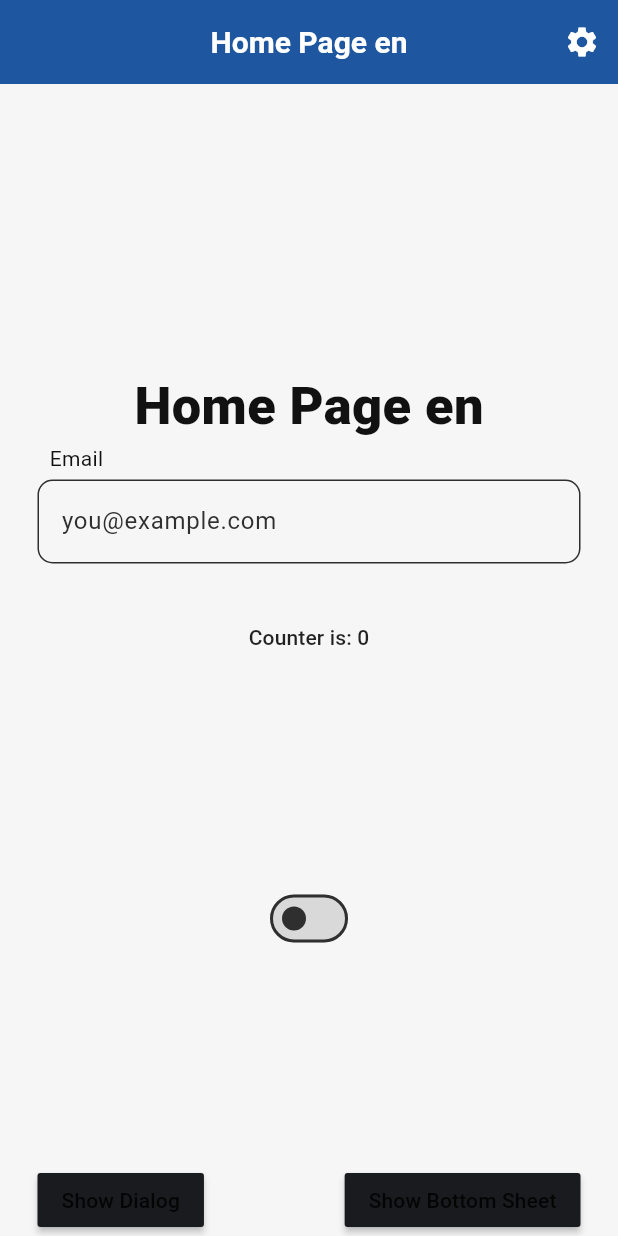
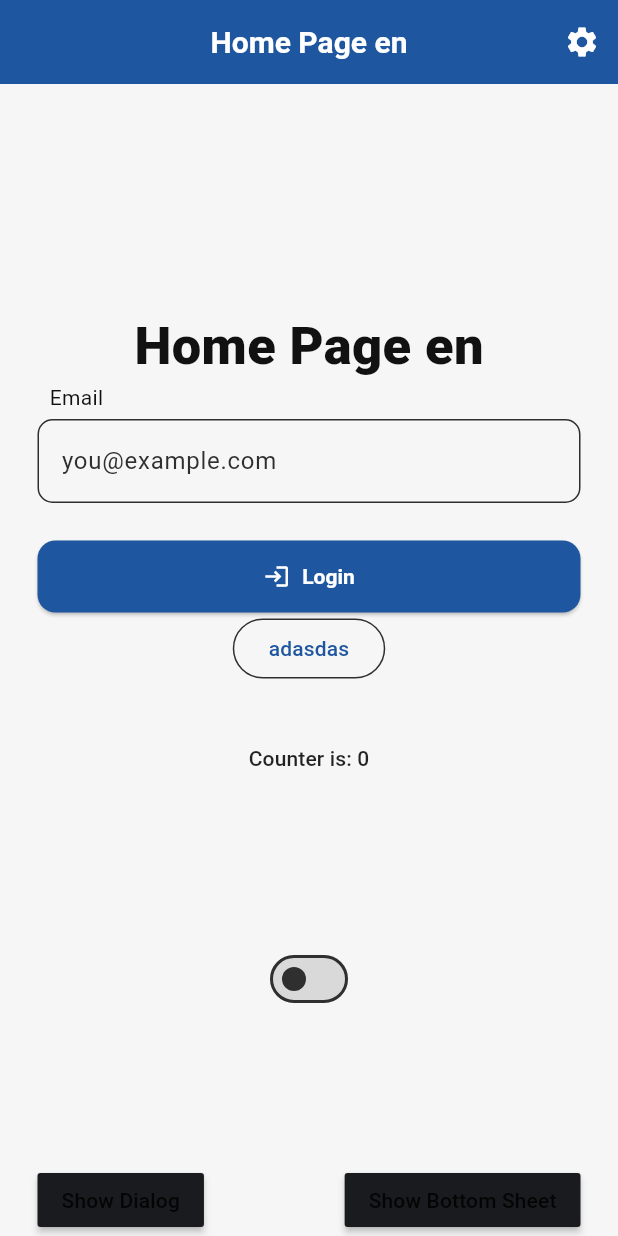
Before and after one commit to tusharrk/flutter-boilerplate, a Flutter app: the screen it shows after launch, on a phone screen of 412 x 824 dp. Run offline on Flutter 3.47's test engine with Material 3 defaults, Android fonts, the phone set to English and light mode, and no system bars; our stand-ins replace cached_network_image, dio, easy_localization, freezed_annotation, get, get_storage and 6 more; generated files the repository leaves out were written again.

Commit message:
added appbutton

```diff
--- a/lib/core/theme/custom_color_scheme.dart
+++ b/lib/core/theme/custom_color_scheme.dart
@@ -48,7 +48,7 @@ final class CustomColorScheme {
     brightness: Brightness.dark,
     // Light Blue as primary for dark theme
     primary: AppColors.lightBlue,
-    onPrimary: AppColors.black,
+    onPrimary: AppColors.white,
     primaryContainer: AppColors.vibrantBlue,
     onPrimaryContainer: AppColors.white,
     // Rich Blue as secondary
--- a/lib/core/theme/custom_dark_theme.dart
+++ b/lib/core/theme/custom_dark_theme.dart
@@ -36,13 +36,34 @@ final class CustomDarkTheme implements CustomTheme {
 
   @override
   ElevatedButtonThemeData get elevatedButtonThemeData =>
-      const ElevatedButtonThemeData();
+      ElevatedButtonThemeData(
+        style: ElevatedButton.styleFrom(
+          backgroundColor: CustomColorScheme.darkColorScheme.primary,
+          foregroundColor: CustomColorScheme.darkColorScheme.onPrimary,
+          textStyle: const TextStyle(fontWeight: FontWeight.w600),
+        ),
+      );
 
   @override
   IconThemeData get iconThemeData => const IconThemeData();
 
   @override
-  TextButtonThemeData get textButtonThemeData => const TextButtonThemeData();
+  TextButtonThemeData get textButtonThemeData => TextButtonThemeData(
+        style: TextButton.styleFrom(
+          foregroundColor: CustomColorScheme.darkColorScheme.primary,
+          textStyle: const TextStyle(fontWeight: FontWeight.w600),
+        ),
+      );
+
+  @override
+  OutlinedButtonThemeData get outlinedButtonThemeData =>
+      OutlinedButtonThemeData(
+        style: OutlinedButton.styleFrom(
+          backgroundColor: CustomColorScheme.darkColorScheme.primary,
+          foregroundColor: CustomColorScheme.darkColorScheme.onPrimary,
+          textStyle: const TextStyle(fontWeight: FontWeight.w600),
+        ),
+      );
 
   @override
   TextTheme get textTheme => const TextTheme();
--- a/lib/core/theme/custom_light_theme.dart
+++ b/lib/core/theme/custom_light_theme.dart
@@ -43,13 +43,34 @@ final class CustomLightTheme implements CustomTheme {
 
   @override
   ElevatedButtonThemeData get elevatedButtonThemeData =>
-      const ElevatedButtonThemeData();
+      ElevatedButtonThemeData(
+        style: ElevatedButton.styleFrom(
+          backgroundColor: CustomColorScheme.lightColorScheme.primary,
+          foregroundColor: CustomColorScheme.lightColorScheme.onPrimary,
+          textStyle: const TextStyle(fontWeight: FontWeight.w600),
+        ),
+      );
 
   @override
   IconThemeData get iconThemeData => const IconThemeData();
 
   @override
-  TextButtonThemeData get textButtonThemeData => const TextButtonThemeData();
+  TextButtonThemeData get textButtonThemeData => TextButtonThemeData(
+        style: TextButton.styleFrom(
+          foregroundColor: CustomColorScheme.lightColorScheme.primary,
+          textStyle: const TextStyle(fontWeight: FontWeight.w600),
+        ),
+      );
+
+  @override
+  OutlinedButtonThemeData get outlinedButtonThemeData =>
+      OutlinedButtonThemeData(
+        style: OutlinedButton.styleFrom(
+          backgroundColor: CustomColorScheme.lightColorScheme.primary,
+          foregroundColor: CustomColorScheme.lightColorScheme.onPrimary,
+          textStyle: const TextStyle(fontWeight: FontWeight.w600),
+        ),
+      );
 
   @override
   TextTheme get textTheme => GoogleFonts.robotoTextTheme(
--- a/lib/core/theme/custom_theme.dart
+++ b/lib/core/theme/custom_theme.dart
@@ -8,6 +8,8 @@ abstract class CustomTheme {
   ElevatedButtonThemeData get elevatedButtonThemeData =>
       const ElevatedButtonThemeData();
   TextButtonThemeData get textButtonThemeData => const TextButtonThemeData();
+  OutlinedButtonThemeData get outlinedButtonThemeData =>
+      const OutlinedButtonThemeData();
   CardThemeData get cardThemeData => const CardThemeData();
   TextTheme get textTheme => const TextTheme();
   IconThemeData get iconThemeData => const IconThemeData();
--- /dev/null
+++ b/lib/ui/components/widgets/base/app_button.dart
@@ -0,0 +1,114 @@
+import 'package:flutter/material.dart';
+
+enum AppButtonType { elevated, outlined, text }
+
+enum AppButtonSize { small, medium, large }
+
+class AppButton extends StatelessWidget {
+  final String label;
+  final VoidCallback? onPressed;
+  final bool isBusy;
+  final bool isEnabled;
+  final bool fullWidth;
+  final Widget? icon;
+  final AppButtonType type;
+  final AppButtonSize size;
+  final ButtonStyle? customStyle;
+
+  const AppButton({
+    super.key,
+    required this.label,
+    required this.onPressed,
+    this.isBusy = false,
+    this.isEnabled = true,
+    this.fullWidth = true,
+    this.icon,
+    this.type = AppButtonType.elevated,
+    this.size = AppButtonSize.medium,
+    this.customStyle,
+  });
+
+  double getButtonHeight() {
+    switch (size) {
+      case AppButtonSize.small:
+        return 36;
+      case AppButtonSize.large:
+        return 56;
+      case AppButtonSize.medium:
+        return 48;
+    }
+  }
+
+  ButtonStyle getDefaultStyle(BuildContext context) {
+    final height = getButtonHeight();
+
+    final style = ButtonStyle(
+      minimumSize: WidgetStateProperty.all(Size.fromHeight(height)),
+      shape: WidgetStateProperty.all(
+        RoundedRectangleBorder(borderRadius: BorderRadius.circular(12)),
+      ),
+    );
+
+    return style;
+  }
+
+  Widget _buildChild() {
+    if (isBusy) {
+      return const SizedBox(
+        width: 20,
+        height: 20,
+        child: CircularProgressIndicator(strokeWidth: 2),
+      );
+    }
+
+    final row = Row(
+      mainAxisSize: MainAxisSize.min,
+      mainAxisAlignment: MainAxisAlignment.center,
+      children: [
+        if (icon != null) ...[
+          icon!,
+          const SizedBox(width: 8),
+        ],
+        Text(label),
+      ],
+    );
+
+    return row;
+  }
+
+  @override
+  Widget build(BuildContext context) {
+    final child = _buildChild();
+    final style = customStyle ?? getDefaultStyle(context);
+
+    final bool shouldDisable = !isEnabled || isBusy;
+
+    final Widget button;
+    switch (type) {
+      case AppButtonType.outlined:
+        button = OutlinedButton(
+          onPressed: shouldDisable ? null : onPressed,
+          style: style,
+          child: child,
+        );
+        break;
+      case AppButtonType.text:
+        button = TextButton(
+          onPressed: shouldDisable ? null : onPressed,
+          style: style,
+          child: child,
+        );
+        break;
+      case AppButtonType.elevated:
+      default:
+        button = ElevatedButton(
+          onPressed: shouldDisable ? null : onPressed,
+          style: style,
+          child: child,
+        );
+        break;
+    }
+
+    return fullWidth ? SizedBox(width: double.infinity, child: button) : button;
+  }
+}
--- a/lib/ui/views/home/home_view.dart
+++ b/lib/ui/views/home/home_view.dart
@@ -2,6 +2,7 @@ import 'package:easy_localization/easy_localization.dart';
 import 'package:flutter/material.dart';
 import 'package:flutter_boilerplate/core/common_imports/common_imports.dart';
 import 'package:flutter_boilerplate/core/common_imports/ui_imports.dart';
+import 'package:flutter_boilerplate/ui/components/widgets/base/app_button.dart';
 import 'package:flutter_boilerplate/ui/components/widgets/base/app_scaffold.dart';
 import 'package:flutter_boilerplate/ui/components/widgets/base/app_text_field.dart';
 
@@ -13,6 +14,7 @@ class HomeView extends StackedView<HomeViewModel> {
   @override
   Widget builder(BuildContext context, HomeViewModel viewModel, Widget? child) {
     return AppScaffold(
+      // backgroundColor: Colors.amber,
       appBar: AppBar(
         title: Text('home.title'.tr()),
         actions: [
@@ -53,6 +55,18 @@ class HomeView extends StackedView<HomeViewModel> {
                       isFilled: false,
                     ),
                     verticalSpaceMedium,
+                    AppButton(
+                      label: 'Login',
+                      onPressed: () => print('Logging in...'),
+                      isBusy: false,
+                      icon: const Icon(Icons.login),
+                      size: AppButtonSize.medium,
+                      fullWidth: false,
+                    ),
+                    OutlinedButton(
+                        onPressed: () {}, child: const Text("adasdas")),
+                    verticalSpaceMedium,
+
                     MaterialButton(
                       onPressed: viewModel.incrementCounter,
                       child: Text(
```
